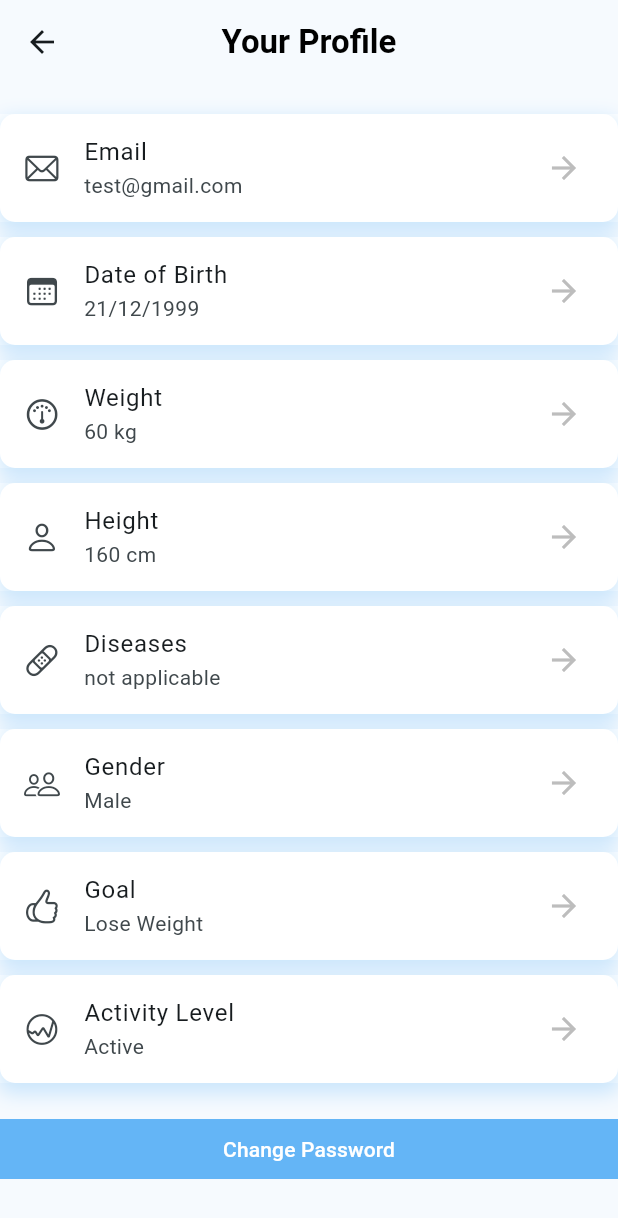
After one commit to mdfirdaussssdev/chatgpt_based_virtual_assistant_for_diet_and_nutrition, a Flutter app: the UserProfileView screen opened by its route, on a phone screen of 412 x 824 dp. The commit adds this screen. Shown: the top 1218 px of the screen. Run offline on Flutter 3.47's test engine with Material 3 defaults, Android fonts, the phone set to English and light mode, and no system bars; our stand-ins replace cloud_firestore, firebase_auth, firebase_core, fl_chart, flutter_dotenv, flutter_svg and 2 more; missing offline and left inert: multiselect; accounts and stored records are empty; network calls fail.

Commit message:
User Profile Section
- Base of the User Profile Section.
- Need to make the buttons clickable (the arrow)
- Take data from the database to fill the page

```diff
--- a/lib/constants/routes.dart
+++ b/lib/constants/routes.dart
@@ -9,3 +9,4 @@ const userUserIntakeRoute = '/user-home-page/user-intake-route/';
 const userFoodNutritionQueryRoute = '/user-home-page/food-nutrition-query/';
 const bmiCalculatorRoute = '/user-home-page/bmi-calculator/';
 const userNoUserDetailsRoute = 'login/google-first-time/';
+const userProfileRoute = '/user-home-page/user-profile';
--- a/lib/main.dart
+++ b/lib/main.dart
@@ -8,6 +8,7 @@ import 'package:chatgpt_based_virtual_assistant_for_diet_and_nutrition/views/use
 import 'package:chatgpt_based_virtual_assistant_for_diet_and_nutrition/views/user_intake_view.dart';
 import 'package:chatgpt_based_virtual_assistant_for_diet_and_nutrition/views/user_main_view.dart';
 import 'package:chatgpt_based_virtual_assistant_for_diet_and_nutrition/views/user_discover_recipes_view.dart';
+import 'package:chatgpt_based_virtual_assistant_for_diet_and_nutrition/views/user_profile_view.dart';
 import 'package:chatgpt_based_virtual_assistant_for_diet_and_nutrition/views/verify_email_view.dart';
 import 'package:flutter/material.dart';
 import 'package:flutter_dotenv/flutter_dotenv.dart';
@@ -50,10 +51,11 @@ class MyApp extends StatelessWidget {
         userHomePageRoute: (context) => const UserMainView(),
         // need to change this later
         userFoodNutritionQueryRoute: (context) => const UserFoodNutritionView(),
-        userUserIntakeRoute: (context) => UserIntakeView(),
+        userUserIntakeRoute: (context) => const UserIntakeView(),
         userDiscoverRecipesRoute: (context) => const UserDiscoverRecipesView(),
         bmiCalculatorRoute: (context) => const BMICalculatorView(),
         userNoUserDetailsRoute: (context) => const UserNoUserDetailsView(),
+        userProfileRoute: (context) => const UserProfileView(),
       },
       home: const HomePage(),
     );
--- a/lib/views/user_main_view.dart
+++ b/lib/views/user_main_view.dart
@@ -184,6 +184,14 @@ class _UserMainViewState extends State<UserMainView> {
         ),
       ),
       actions: [
+        // User profile icon
+        IconButton(
+          icon: const Icon(Icons.account_circle), // Profile icon
+          onPressed: () {
+            Navigator.pushNamed(context, userProfileRoute);
+          },
+        ),
+        // Logout button
         IconButton(
           onPressed: () async {
             final shouldLogout = await showLogOutDialog(context);
--- /dev/null
+++ b/lib/views/user_profile_view.dart
@@ -0,0 +1,95 @@
+import 'package:flutter/cupertino.dart';
+import 'package:flutter/material.dart';
+
+class UserProfileView extends StatefulWidget {
+  const UserProfileView({super.key});
+
+  @override
+  State<UserProfileView> createState() => _UserProfileViewState();
+}
+
+class _UserProfileViewState extends State<UserProfileView> {
+  @override
+  Widget build(BuildContext context) {
+    return Scaffold(
+      appBar: appBar(context),
+      body: SingleChildScrollView(
+        child: Column(
+          children: [
+            const SizedBox(height: 20),
+            itemProfile('Email', 'test@gmail.com', CupertinoIcons.mail),
+            const SizedBox(height: 10),
+            itemProfile('Date of Birth', '21/12/1999', CupertinoIcons.calendar),
+            const SizedBox(height: 10),
+            itemProfile('Weight', '60 kg', CupertinoIcons.gauge),
+            const SizedBox(height: 10),
+            itemProfile('Height', '160 cm', CupertinoIcons.person),
+            const SizedBox(height: 10),
+            itemProfile('Diseases', 'not applicable', CupertinoIcons.bandage),
+            const SizedBox(height: 10),
+            itemProfile('Gender', 'Male', CupertinoIcons.person_2),
+            const SizedBox(height: 10),
+            itemProfile('Goal', 'Lose Weight', CupertinoIcons.hand_thumbsup),
+            const SizedBox(height: 10),
+            itemProfile(
+                'Activity Level', 'Active', CupertinoIcons.graph_circle),
+            const SizedBox(
+              height: 20,
+            ),
+            SizedBox(
+              width: double.infinity,
+              child: TextButton(
+                onPressed: () {},
+                style: TextButton.styleFrom(
+                  backgroundColor: Colors.blue.shade300,
+                  shape: const RoundedRectangleBorder(
+                    borderRadius: BorderRadius.zero,
+                  ),
+                ),
+                child: const Text(
+                  'Change Password',
+                  style: TextStyle(color: Colors.white),
+                ),
+              ),
+            )
+          ],
+        ),
+      ),
+    );
+  }
+
+  itemProfile(String title, String subtitle, IconData iconData) {
+    return Container(
+      decoration: BoxDecoration(
+          color: Colors.white,
+          borderRadius: BorderRadius.circular(10),
+          boxShadow: [
+            BoxShadow(
+                offset: const Offset(0, 5),
+                color: Colors.blue.withOpacity(.2),
+                spreadRadius: 2,
+                blurRadius: 10)
+          ]),
+      child: ListTile(
+        title: Text(title),
+        subtitle: Text(subtitle),
+        leading: Icon(iconData),
+        trailing: Icon(Icons.arrow_forward, color: Colors.grey.shade400),
+        tileColor: Colors.white,
+      ),
+    );
+  }
+
+  AppBar appBar(BuildContext context) {
+    return AppBar(
+      title: const Text(
+        'Your Profile',
+        style: TextStyle(
+          fontWeight: FontWeight.bold,
+          color: Colors.black,
+        ),
+      ),
+      centerTitle: true,
+    );
+  }
+}
```
